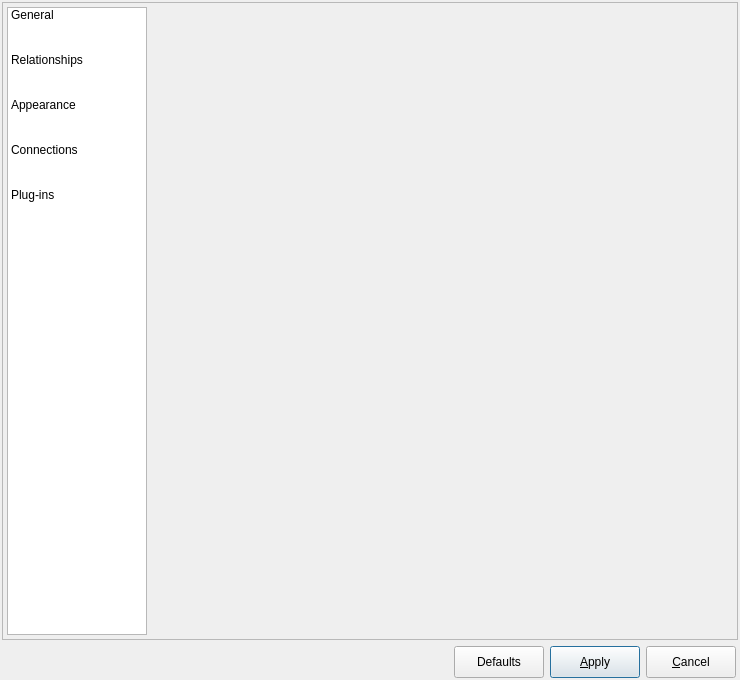
The window that libpgmodeler_ui/ui/configurationform.ui (pgmodeler/pgmodeler) describes before a commit, drawn with Qt 5.
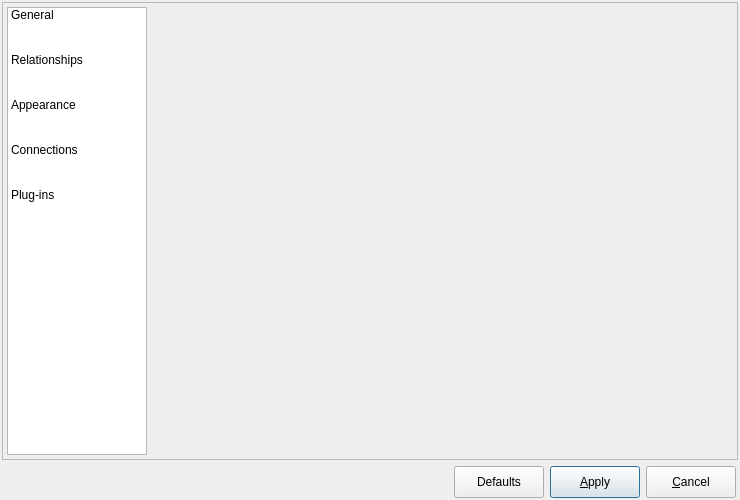
The same window after the commit. Icons and pictures are not drawn.

What changed in the file:
```diff
--- a/libpgmodeler_ui/ui/configurationform.ui
+++ b/libpgmodeler_ui/ui/configurationform.ui
@@ -10,7 +10,7 @@
     <x>0</x>
     <y>0</y>
     <width>740</width>
-    <height>680</height>
+    <height>500</height>
    </rect>
   </property>
   <property name="sizePolicy">
@@ -22,7 +22,7 @@
   <property name="minimumSize">
    <size>
     <width>740</width>
-    <height>660</height>
+    <height>500</height>
    </size>
   </property>
   <property name="windowTitle">
```
